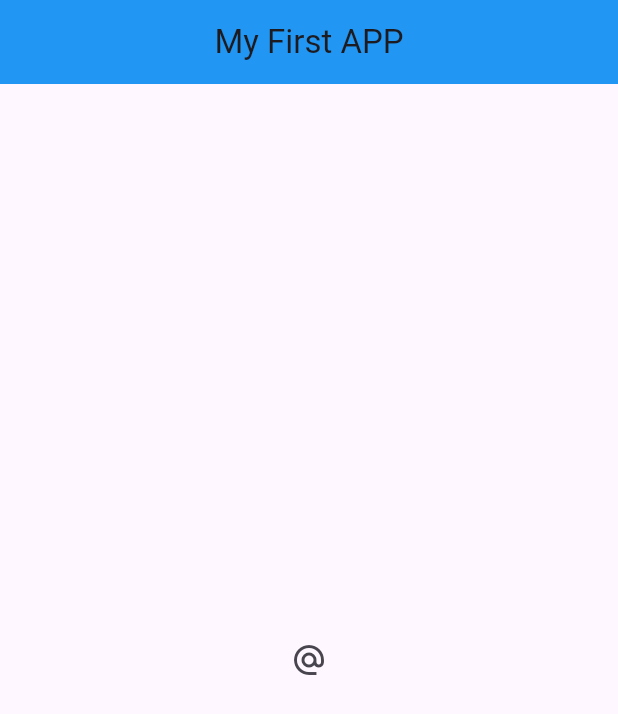
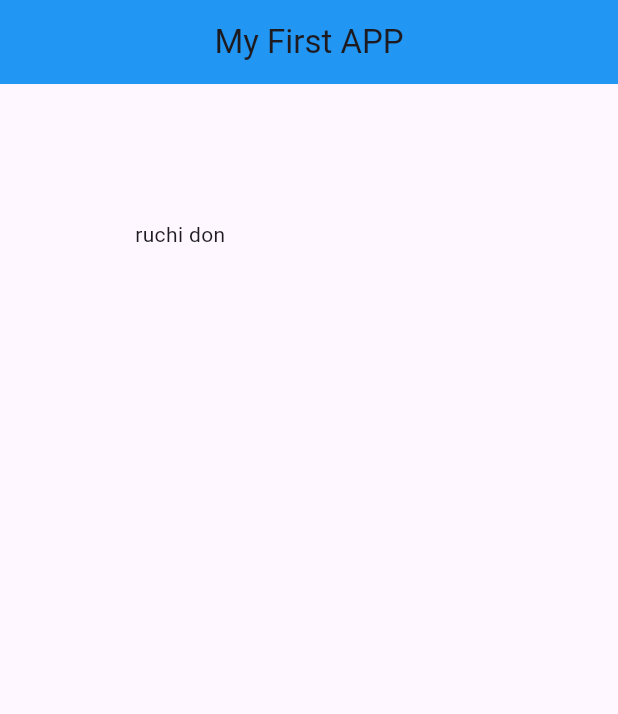
Before and after one commit to ruchibajra/flutter-foundations, a Flutter app: the screen it shows after launch, on a phone screen of 412 x 824 dp. Shown: the top 714 px of the screen. Run offline on Flutter 3.47's test engine with Material 3 defaults, Android fonts, the phone set to English and light mode, and no system bars.

Commit message:
lesson-10

```diff
--- a/lib/main.dart
+++ b/lib/main.dart
@@ -16,28 +16,24 @@ class Home extends StatelessWidget {
           backgroundColor: Colors.blue,
           centerTitle: true,
         ),
-        body: Center(
-          // Icon
-          // child: Icon(Icons.airport_shuttle, color: Colors.red, size: 50.0),
+        body: Padding(
+          padding: EdgeInsets.all(90.0),
+          child: Text("ruchi don"),
+        )
 
-          // child: OutlinedButton(
-          //     onPressed: () {
-          //       print("you just clicked me!");
-          //     },
-          //     child: const Text("click me")),
+        // Container(
+        //   // padding: EdgeInsets.all(20.0),
+        //   // padding: EdgeInsets.symmetric(vertical: 15.0, horizontal: 30.0),
 
-          //     child: ElevatedButton.icon(
-          //   onPressed: () {},
-          //   icon: Icon(Icons.mail),
-          //   label: const Text('hi'),
-          // )
-
-          child: IconButton(
-            onPressed: () {
-              print("YOU CLICKED ME!");
-            },
-            icon: Icon(Icons.alternate_email),
-          ),
-        ));
+        //   padding: EdgeInsets.fromLTRB(10.0, 40.0, 5.0, 15.0),
+        //   margin: EdgeInsets.all(30.0),
+        //   color: Colors.green,
+        //   child: Text("ruchi"),
+        // )
+        );
   }
 }
+
+
+// NOTE: Container Widget can have padding, margin, colors and so on but if you want
+//  to have only padding and no other properties then can use the widget Padding.
```
